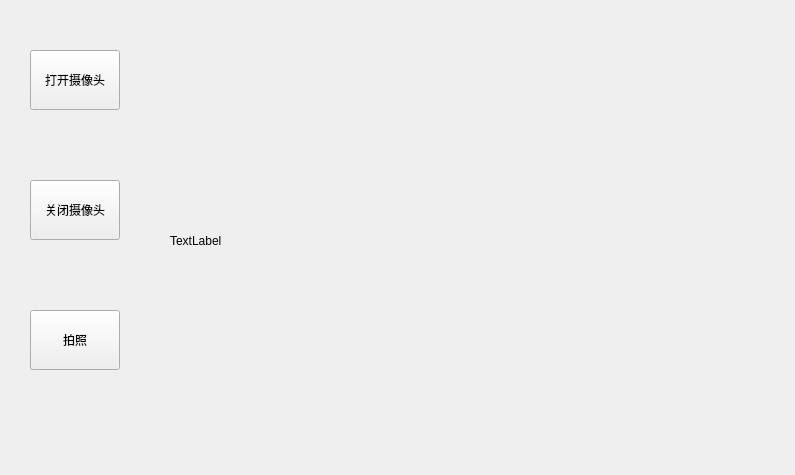
Code0bug/tspi_action_source, file cam-ui-widget/widget.ui: the form before one commit.
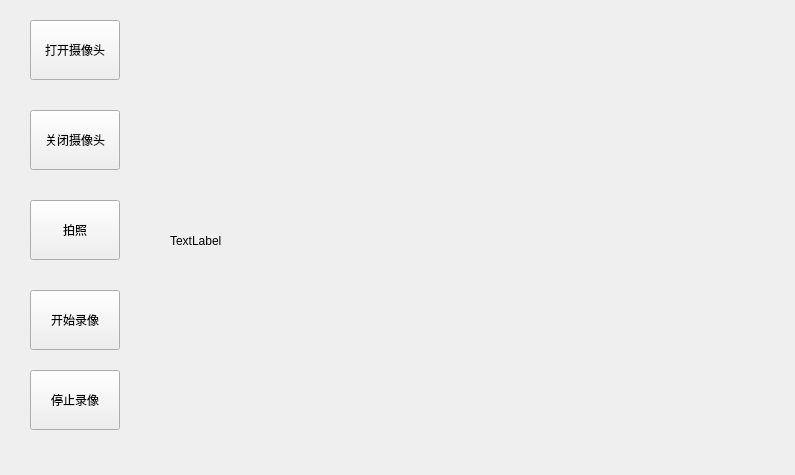
The form after the commit.

What changed in the file:
```diff
--- a/cam-ui-widget/widget.ui
+++ b/cam-ui-widget/widget.ui
@@ -17,7 +17,7 @@
    <property name="geometry">
     <rect>
      <x>30</x>
-     <y>50</y>
+     <y>20</y>
      <width>90</width>
      <height>60</height>
     </rect>
@@ -30,7 +30,7 @@
    <property name="geometry">
     <rect>
      <x>30</x>
-     <y>180</y>
+     <y>110</y>
      <width>90</width>
      <height>60</height>
     </rect>
@@ -59,7 +59,7 @@
    <property name="geometry">
     <rect>
      <x>30</x>
-     <y>310</y>
+     <y>200</y>
      <width>90</width>
      <height>60</height>
     </rect>
@@ -68,6 +68,32 @@
     <string>拍照</string>
    </property>
   </widget>
+  <widget class="QPushButton" name="start_video">
+   <property name="geometry">
+    <rect>
+     <x>30</x>
+     <y>290</y>
+     <width>90</width>
+     <height>60</height>
+    </rect>
+   </property>
+   <property name="text">
+    <string>开始录像</string>
+   </property>
+  </widget>
+  <widget class="QPushButton" name="stop_video">
+   <property name="geometry">
+    <rect>
+     <x>30</x>
+     <y>370</y>
+     <width>90</width>
+     <height>60</height>
+    </rect>
+   </property>
+   <property name="text">
+    <string>停止录像</string>
+   </property>
+  </widget>
  </widget>
  <resources/>
  <connections/>
```
